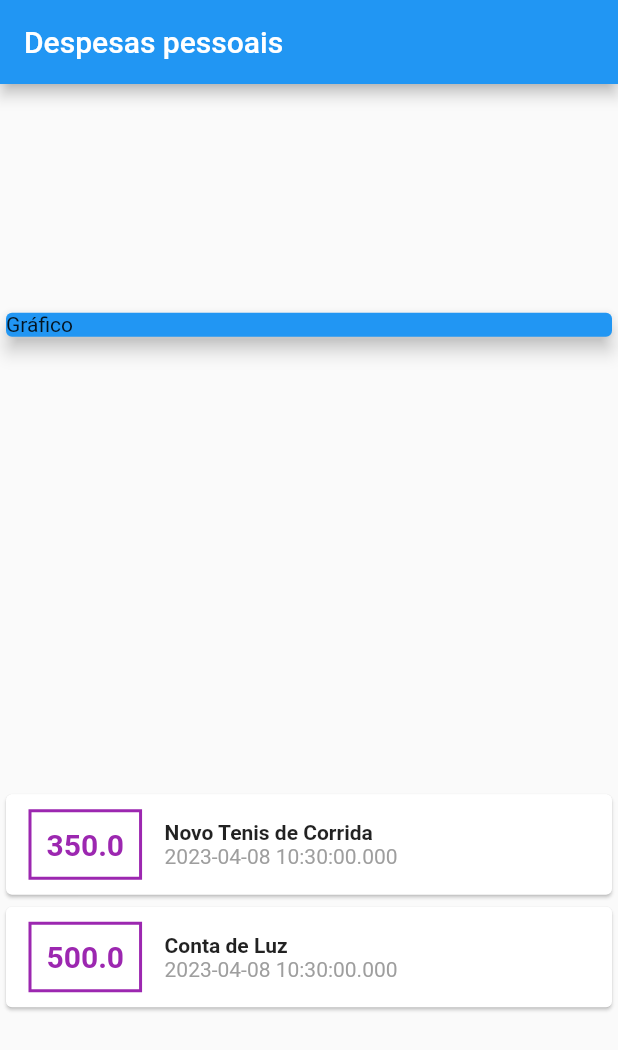
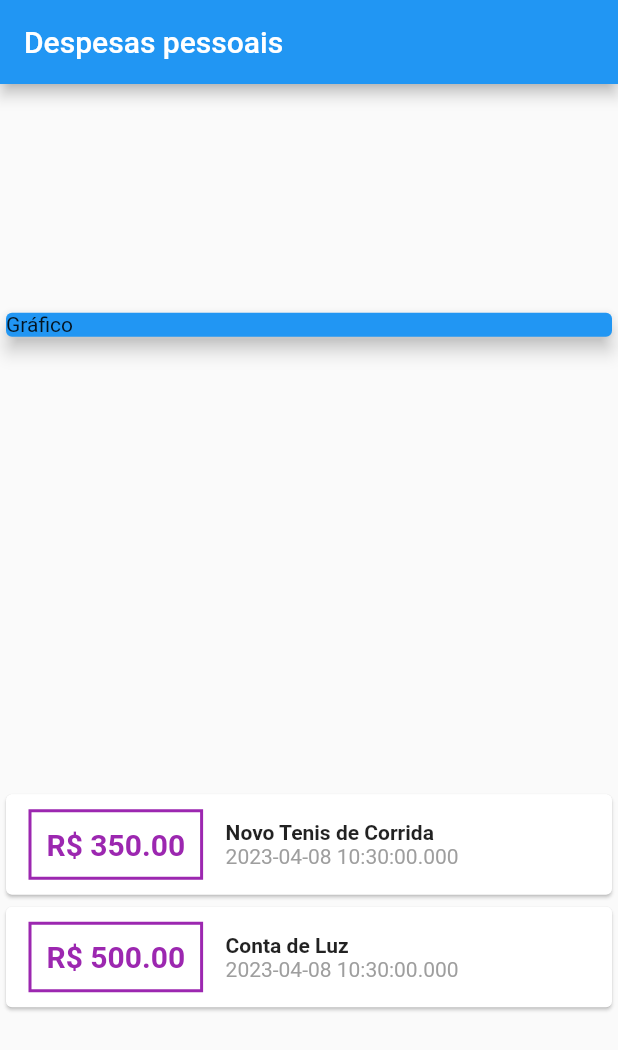
Before and after one commit to LucasMLara/ExpensesAppFlutter, a Flutter app: the screen it shows after launch, on a phone screen of 412 x 824 dp. Shown: the top 1050 px of the screen. Run offline on Flutter 3.47's test engine with Material 2 defaults, Android fonts, the phone set to English and light mode, and no system bars.

```diff
--- a/lib/main.dart
+++ b/lib/main.dart
@@ -59,7 +59,7 @@ class MyHomePage extends StatelessWidget {
                                     Border.all(color: Colors.purple, width: 2)),
                             padding: EdgeInsets.all(10),
                             child: Text(
-                              e.value.toString(),
+                              "R\$ ${e.value.toStringAsFixed(2)}",
                               style: TextStyle(
                                   fontWeight: FontWeight.bold,
                                   fontSize: 20,
```
